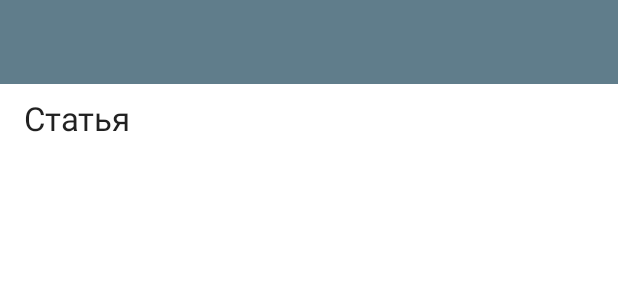
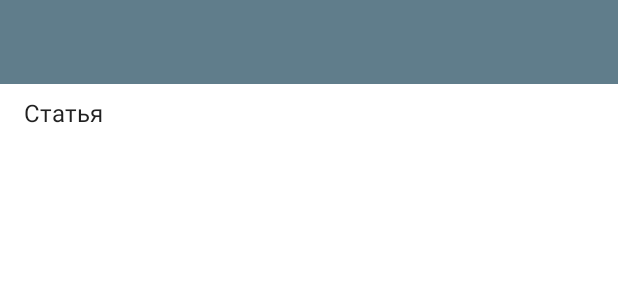
Before and after one commit to valpostnov/TFNews, an Android app: the layout fragment_content.xml on its own in the app's theme, with its tools: preview values and no code run, on a phone screen of 412 x 824 dp. Shown: the top 300 px of the screen. Run offline under Robolectric (Android 15) with nearby library versions, the phone set to English and light mode, and no system bars.

Commit message:
update content text size

```diff
--- a/app/src/main/res/layout/fragment_content.xml
+++ b/app/src/main/res/layout/fragment_content.xml
@@ -26,7 +26,7 @@
             android:layout_marginRight="16dp"
             android:layout_marginTop="8dp"
             android:layout_marginBottom="8dp"
-            style="@style/Base.TextAppearance.AppCompat.Large"
+            style="@style/Base.TextAppearance.AppCompat.Subhead"
             tools:text="Статья"
             />
     </ScrollView>
```
